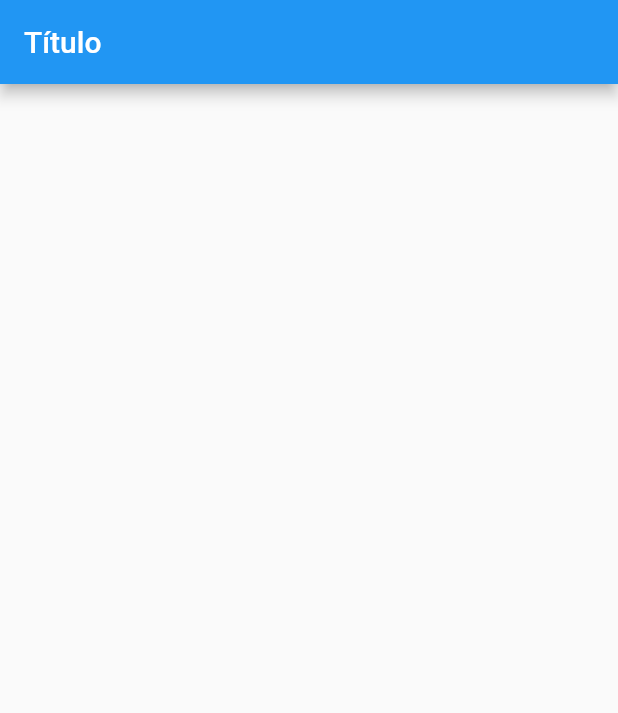
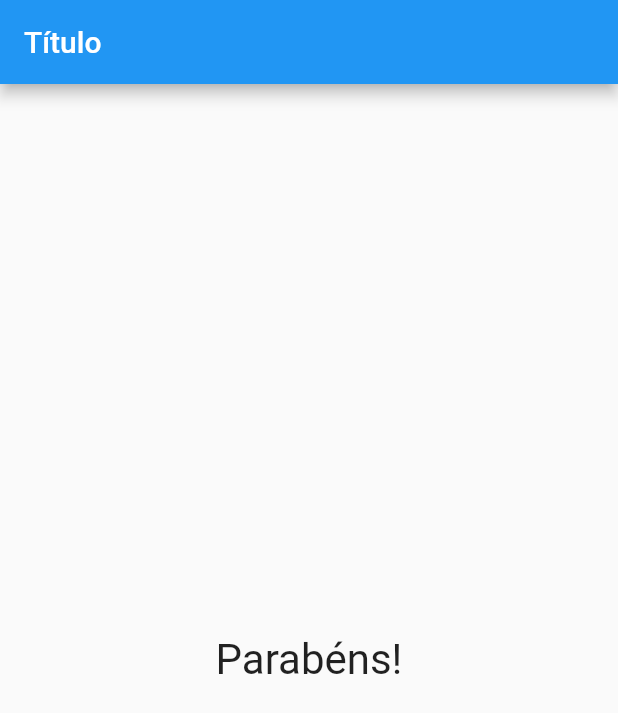
Before and after one commit to joaopdadv/Flutter-Quiz-App, a Flutter app: the screen it shows after launch, after a tap on "Azul", after a tap on "Internacional", after a tap on "Gato", on a phone screen of 412 x 824 dp. Shown: the top 713 px of the screen. Run offline on Flutter 3.47's test engine with Material 2 defaults, Android fonts, the phone set to English and light mode, and no system bars; missing offline and left inert: dart:ffi.

Commit message:
Exibindo resultado

```diff
--- a/lib/main.dart
+++ b/lib/main.dart
@@ -71,7 +71,12 @@ class _QuizAppState extends State<QuizApp> {
                   Resposta("Voltar para a primeira", _zerar),
                 ],
               )
-            : null,
+            : Center(
+                child: Text(
+                  'Parabéns!',
+                  style: TextStyle(fontSize: 28),
+                ),
+              ),
       ),
     );
   }
```
